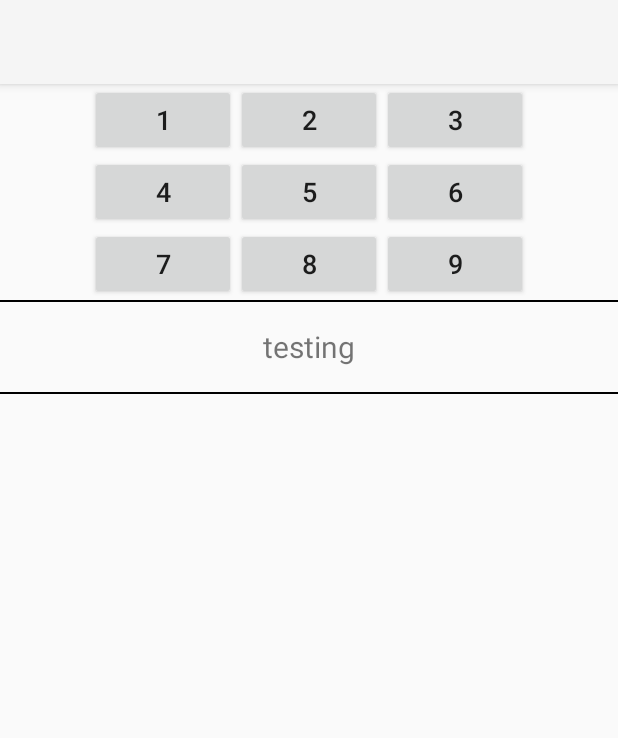
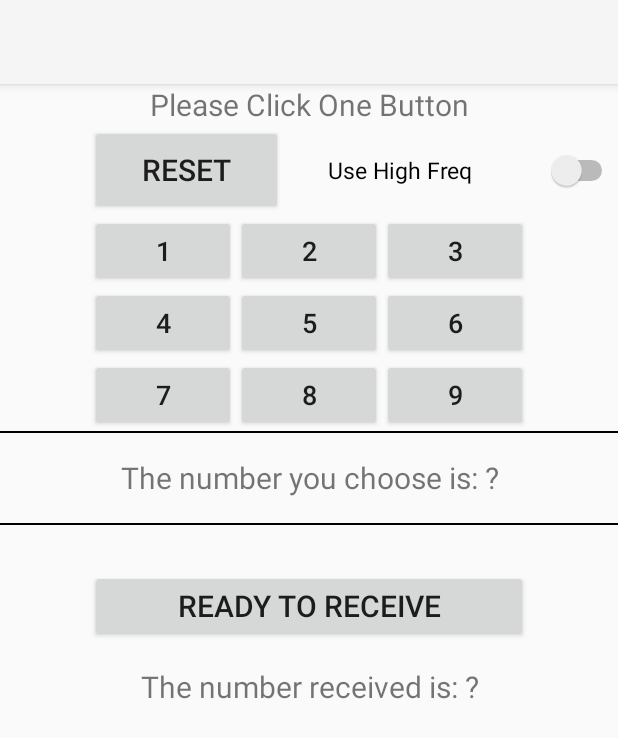
Before and after one commit to ly989264/D2D_Assignment, an Android app: the Task2 screen opened directly, with no data from a screen before it, on a phone screen of 412 x 824 dp. Shown: the top 738 px of the screen. Run offline under Robolectric (Android 15) with nearby library versions, the phone set to English and light mode, and no system bars; libraries missing offline, so code that uses them is left out: com.jjoe64.graphview.

Commit message:
Implement Task 2

```diff
--- a/app/src/main/java/com/example/d2d/Task2.java
+++ b/app/src/main/java/com/example/d2d/Task2.java
@@ -1,13 +1,271 @@
 package com.example.d2d;
 
+import android.content.Context;
+import android.media.AudioFormat;
+import android.media.AudioRecord;
+import android.media.MediaRecorder;
 import android.support.v7.app.AppCompatActivity;
 import android.os.Bundle;
+import android.util.Log;
+import android.view.View;
+import android.widget.Button;
+import android.widget.Switch;
+import android.widget.TextView;
+import android.widget.Toast;
+
+import com.jjoe64.graphview.series.DataPoint;
+
+import java.io.BufferedWriter;
+import java.io.FileOutputStream;
+import java.io.OutputStreamWriter;
 
 public class Task2 extends AppCompatActivity {
+
+    private Button button_reset;
+    private Button button_number_1;
+    private Button button_number_2;
+    private Button button_number_3;
+    private Button button_number_4;
+    private Button button_number_5;
+    private Button button_number_6;
+    private Button button_number_7;
+    private Button button_number_8;
+    private Button button_number_9;
+    private Switch switch_use_high_feq;
+    private TextView textView_number_input;
+    private TextView textView_number_received;
+    private Button button_ready_receive;
+
+    private double[] low_freqs = new double[9];
+    private double[] high_freqs = new double[9];
+    private double low_freq_l = 3000;
+    private double low_freq_step = 500;
+    private double high_freq_l = 19560;
+    private double high_freq_step = 180;
+
+    // tone sender
+    private Tone_sender tone_sender;
+    private boolean is_sending = false;
+
+    // tone receiver
+    private Thread recordingThread = null;
+    private AudioRecord recorder = null;
+    private boolean isRecording = false;
+    private boolean isAnalyzing = false;
+    private int recordBufSize;
 
     @Override
     protected void onCreate(Bundle savedInstanceState) {
         super.onCreate(savedInstanceState);
         setContentView(R.layout.activity_task2);
+        for (int index = 0; index < 9; index++) {
+            low_freqs[index] = low_freq_l + index * low_freq_step;
+            high_freqs[index] = high_freq_l + index * high_freq_step;
+        }
+        button_reset = (Button) findViewById(R.id.button_task2_reset);
+        button_number_1 = (Button) findViewById(R.id.button_number_1);
+        button_number_2 = (Button) findViewById(R.id.button_number_2);
+        button_number_3 = (Button) findViewById(R.id.button_number_3);
+        button_number_4 = (Button) findViewById(R.id.button_number_4);
+        button_number_5 = (Button) findViewById(R.id.button_number_5);
+        button_number_6 = (Button) findViewById(R.id.button_number_6);
+        button_number_7 = (Button) findViewById(R.id.button_number_7);
+        button_number_8 = (Button) findViewById(R.id.button_number_8);
+        button_number_9 = (Button) findViewById(R.id.button_number_9);
+        switch_use_high_feq = (Switch) findViewById(R.id.switch_turn_high);
+        textView_number_input = (TextView) findViewById(R.id.textview_number_input);
+        textView_number_received = (TextView) findViewById(R.id.textview_task2_receive_result);
+        button_ready_receive = (Button) findViewById(R.id.button_task2_receive);
+        button_reset.setOnClickListener(new View.OnClickListener() {
+            @Override
+            public void onClick(View view) {
+                is_sending = false;
+            }
+        });
+        button_number_1.setOnClickListener(new View.OnClickListener() {
+            @Override
+            public void onClick(View view) {
+                send_number(1);
+            }
+        });
+        button_number_2.setOnClickListener(new View.OnClickListener() {
+            @Override
+            public void onClick(View view) {
+                send_number(2);
+            }
+        });
+        button_number_3.setOnClickListener(new View.OnClickListener() {
+            @Override
+            public void onClick(View view) {
+                send_number(3);
+            }
+        });
+        button_number_4.setOnClickListener(new View.OnClickListener() {
+            @Override
+            public void onClick(View view) {
+                send_number(4);
+            }
+        });
+        button_number_5.setOnClickListener(new View.OnClickListener() {
+            @Override
+            public void onClick(View view) {
+                send_number(5);
+            }
+        });
+        button_number_6.setOnClickListener(new View.OnClickListener() {
+            @Override
+            public void onClick(View view) {
+                send_number(6);
+            }
+        });
+        button_number_7.setOnClickListener(new View.OnClickListener() {
+            @Override
+            public void onClick(View view) {
+                send_number(7);
+            }
+        });
+        button_number_8.setOnClickListener(new View.OnClickListener() {
+            @Override
+            public void onClick(View view) {
+                send_number(8);
+            }
+        });
+        button_number_9.setOnClickListener(new View.OnClickListener() {
+            @Override
+            public void onClick(View view) {
+                send_number(9);
+            }
+        });
+        button_ready_receive.setOnClickListener(new View.OnClickListener() {
+            @Override
+            public void onClick(View view) {
+                startRecording();
+            }
+        });
     }
+
+    private void send_number(int target_number) {
+        if (is_sending) {
+            return;
+        }
+        boolean is_low_freq;
+        if (switch_use_high_feq.isChecked()) {
+            is_low_freq = false;
+        } else {
+            is_low_freq = true;
+        }
+        double current_freq;
+        if (is_low_freq) {
+            current_freq = low_freqs[target_number-1];
+        } else {
+            current_freq = high_freqs[target_number-1];
+        }
+        try {
+            tone_sender = new Tone_sender(3, 44100, current_freq);
+            tone_sender.generate_tone();
+            tone_sender.play_sound();
+        } catch (Exception e) {
+            Toast.makeText(Task2.this, "Something wrong while sending tone", Toast.LENGTH_SHORT).show();
+        }
+        textView_number_input.setText("The number you choose is: "+target_number);
+        is_sending = true;
+    }
+
+    void startRecording() {
+        recordBufSize = AudioRecord.getMinBufferSize(44100, AudioFormat.CHANNEL_IN_MONO, AudioFormat.ENCODING_PCM_16BIT);
+        Log.d("TASK2RECORDBUFSIZE", recordBufSize+"");
+        recorder = new AudioRecord(MediaRecorder.AudioSource.MIC, 44100, AudioFormat.CHANNEL_IN_MONO, AudioFormat.ENCODING_PCM_16BIT,
+                recordBufSize);
+        recorder.startRecording();
+        isRecording = true;
+        recordingThread = new Thread(new Runnable() {
+            @Override
+            public void run() {
+                writeAudioDataToFile();
+            }
+        }, "AudioRecorder Thread");
+        recordingThread.start();
+    }
+
+    private void writeAudioDataToFile() {
+        // I want to record 20 sData arrays
+        short sDatas[][] = new short[recordBufSize][20];
+        int arr_cnt = 0;
+        short sData[] = new short[recordBufSize];
+        long result_arr[] = new long[18];
+        isAnalyzing = true;
+
+        while (isRecording) {
+            // gets the voice output from microphone
+
+
+            recorder.read(sData, 0, recordBufSize);
+            textView_number_received.setText("Recording...");
+
+
+            sDatas[arr_cnt] = sData;
+            arr_cnt++;
+            if (arr_cnt == 20) {
+                isRecording = false;
+                recorder.stop();
+                recorder.release();
+                recorder = null;
+                recordingThread = null;
+            }
+        }
+        Log.d("LISTENINGRESULT", "Done");
+        textView_number_received.setText("Analyzing...");
+        // first I want to scan for all spectrum in range (100, 22000) with step of 70 (because the recognition range is 80Hz)
+        sData = sDatas[10];  // analyze the medium one only
+        int count = 0;
+        long current_max = 0;
+        int current_pos = 0;
+        for (double freq: low_freqs) {
+            Parse_freq parser = new Parse_freq(44100, freq, 552, recordBufSize, sData);
+            result_arr[count] = Long.parseLong(parser.analyse());
+            if (result_arr[count] > current_max) {
+                current_max = result_arr[count];
+                current_pos = count+1;
+            }
+            count++;
+        }
+        for (double freq: high_freqs) {
+            Parse_freq parser = new Parse_freq(44100, freq, 552, recordBufSize, sData);
+            result_arr[count] = Long.parseLong(parser.analyse());
+            if (result_arr[count] > current_max) {
+                current_max = result_arr[count];
+                current_pos = count-9+1;
+            }
+            count++;
+        }
+
+
+        // find the maximum value of result_arr, which is the corresponding signal
+        textView_number_received.setText("The number received is: "+current_pos);
+
+        // this is used to store the data to a file, for analysis
+//        FileOutputStream out = null;
+//        BufferedWriter writer = null;
+//        try {
+//            out = openFileOutput("data.txt", Context.MODE_APPEND);
+//            writer = new BufferedWriter(new OutputStreamWriter(out));
+//            String temp_result = "";
+//            for (String each : result_arr) {
+//                temp_result += each;
+//                temp_result += " ";
+//            }
+//            writer.write(temp_result);
+//            writer.write("\n");
+//            writer.close();
+//        } catch (Exception e) {
+//            ;
+//        }
+//
+//        textView_number_received.setText("Done");
+    }
+
 }
+
+
+// To be further improved:
+// cannot know whether there is signal transmitted (threshold needed)
--- a/app/src/main/res/layout/activity_task2.xml
+++ b/app/src/main/res/layout/activity_task2.xml
@@ -3,6 +3,41 @@
     android:orientation="vertical"
     android:layout_width="match_parent"
     android:layout_height="match_parent">
+
+    <TextView
+        android:layout_width="match_parent"
+        android:layout_height="wrap_content"
+        android:layout_marginLeft="60dp"
+        android:layout_marginRight="60dp"
+        android:text="Please Click One Button"
+        android:textSize="20dp"
+        android:gravity="center"/>
+
+    <LinearLayout
+        android:orientation="horizontal"
+        android:layout_width="match_parent"
+        android:layout_height="60dp">
+
+        <Button
+            android:id="@+id/button_task2_reset"
+            android:layout_width="0dp"
+            android:layout_height="match_parent"
+            android:layout_weight="2"
+            android:layout_marginLeft="60dp"
+            android:layout_marginRight="30dp"
+            android:text="Reset"
+            android:textSize="20dp"/>
+
+        <Switch
+            android:id="@+id/switch_turn_high"
+            android:layout_width="0dp"
+            android:layout_height="match_parent"
+            android:layout_weight="3"
+            android:layout_gravity="right"
+            android:text="Use High Freq"
+            android:textSize="15dp"/>
+
+    </LinearLayout>
 
     <LinearLayout
         android:orientation="horizontal"
@@ -100,6 +135,30 @@
             android:textSize="18dp"/>
     </LinearLayout>
 
+    <!--<LinearLayout-->
+        <!--android:orientation="horizontal"-->
+        <!--android:layout_width="match_parent"-->
+        <!--android:layout_height="wrap_content"-->
+        <!--android:layout_marginLeft="60dp"-->
+        <!--android:layout_marginRight="60dp">-->
+        <!---->
+        <!--<Button-->
+            <!--android:id="@+id/button_number_lowfreq"-->
+            <!--android:layout_width="0dp"-->
+            <!--android:layout_height="wrap_content"-->
+            <!--android:layout_weight="5"-->
+            <!--android:text="Low Freq"-->
+            <!--android:textSize="18dp"/>-->
+        <!---->
+        <!--<Button-->
+            <!--android:id="@+id/button_number_highfreq"-->
+            <!--android:layout_width="0dp"-->
+            <!--android:layout_height="wrap_content"-->
+            <!--android:layout_weight="5"-->
+            <!--android:text="High Freq"-->
+            <!--android:textSize="18dp"/>-->
+    <!--</LinearLayout>-->
+
     <View
         android:layout_width="match_parent"
         android:layout_height="1dp"
@@ -113,10 +172,30 @@
         android:layout_marginRight="60dp"
         android:textSize="20dp"
         android:gravity="center"
-        android:text="testing" />
+        android:text="The number you choose is: ?" />
 
     <View
         android:layout_width="match_parent"
         android:layout_height="1dp"
         android:background="#000" />
+
+    <Button
+        android:id="@+id/button_task2_receive"
+        android:layout_width="match_parent"
+        android:layout_height="wrap_content"
+        android:layout_marginTop="30dp"
+        android:layout_marginLeft="60dp"
+        android:layout_marginRight="60dp"
+        android:text="Ready to Receive"
+        android:textSize="20dp"/>
+
+    <TextView
+        android:id="@+id/textview_task2_receive_result"
+        android:layout_width="match_parent"
+        android:layout_height="60dp"
+        android:layout_marginLeft="60dp"
+        android:layout_marginRight="60dp"
+        android:gravity="center"
+        android:text="The number received is: ?"
+        android:textSize="20dp" />
 </LinearLayout>
```
